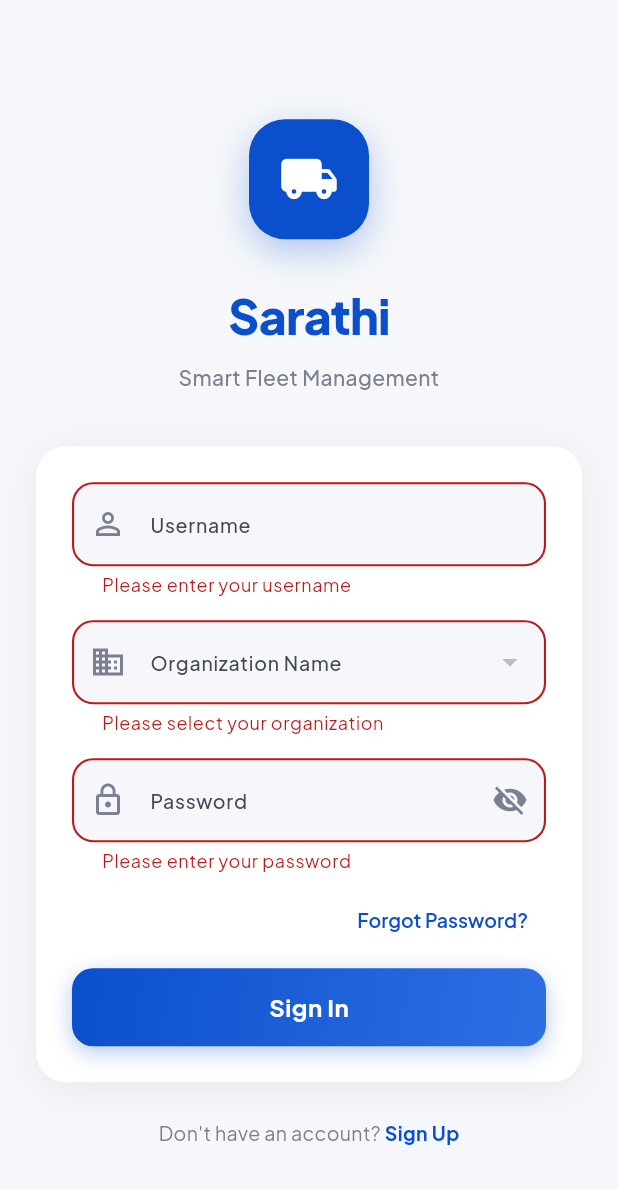
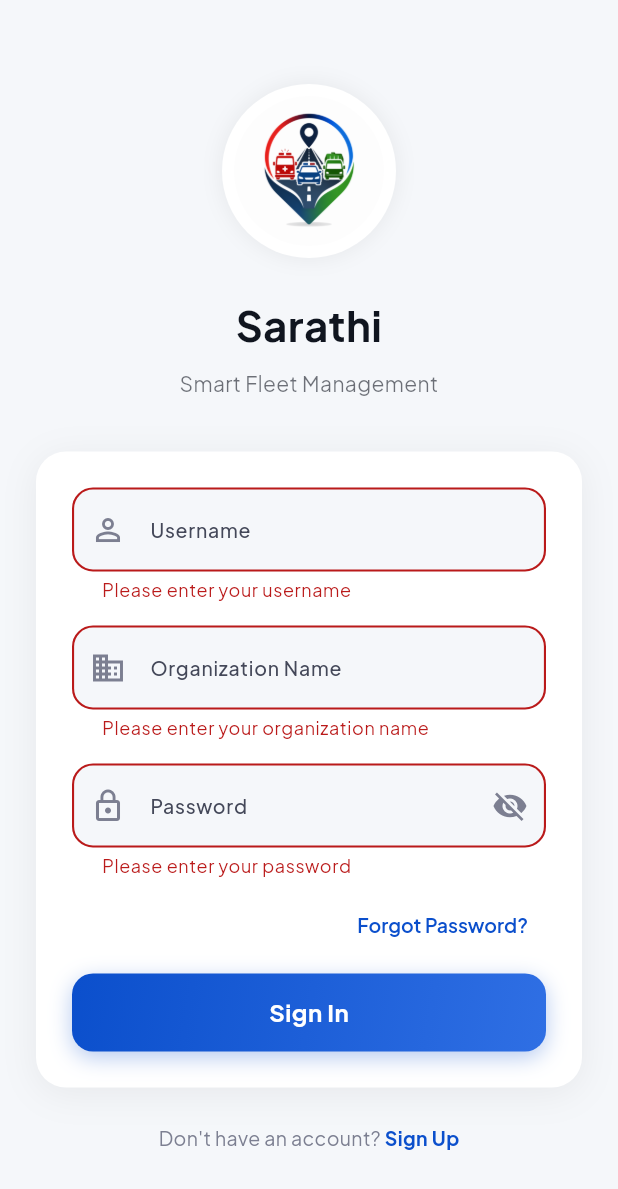
Before and after one commit to Sumit46p/Sarathi, a Flutter app: the screen it shows after launch, after a tap on "Sign In", on a phone screen of 412 x 824 dp. Shown: the top 1189 px of the screen. Run offline on Flutter 3.47's test engine with Material 3 defaults, Android fonts, the phone set to English and light mode, and no system bars; our stand-ins replace audioplayers, flutter_map, flutter_secure_storage, geolocator, google_fonts, image_picker and 2 more; network calls fail.

Commit message:
fix: restore original logo, text color, and ensure org dropdown is visible
- Restore logo.png image and original Sarathi text color
- Show organization dropdown when orgs load; fallback to text field if empty
- Remove loading spinner that could hide the dropdown
- Add error handling for organization fetch

```diff
--- a/driver_app/lib/screens/login_screen.dart
+++ b/driver_app/lib/screens/login_screen.dart
@@ -24,9 +24,9 @@ class _LoginScreenState extends State<LoginScreen> with SingleTickerProviderStat
   final _formKey = GlobalKey<FormState>();
   final _usernameController = TextEditingController();
   final _passwordController = TextEditingController();
+  final _organizationController = TextEditingController();
   String? _selectedOrganization;
   List<String> _organizations = [];
-  bool _isLoadingOrgs = true;
   bool _obscurePassword = true;
   bool _isLoading = false;
 
@@ -60,15 +60,22 @@ class _LoginScreenState extends State<LoginScreen> with SingleTickerProviderStat
   }
 
   Future<void> _loadOrganizations() async {
+    try {
       final orgs = await ApiService.getOrganizations();
       if (mounted) {
         setState(() {
           _organizations = orgs;
-        _isLoadingOrgs = false;
           if (_organizations.isNotEmpty && _selectedOrganization == null) {
             _selectedOrganization = _organizations.first;
           }
         });
+      }
+    } catch (e) {
+      if (mounted) {
+        setState(() {
+          _organizations = [];
+        });
+      }
     }
   }
 
@@ -80,7 +87,9 @@ class _LoginScreenState extends State<LoginScreen> with SingleTickerProviderStat
       setState(() => _isLoading = true);
 
       final username = _usernameController.text.trim();
-      final organizationName = _selectedOrganization ?? '';
+      final organizationName = _organizations.isEmpty
+          ? _organizationController.text.trim()
+          : (_selectedOrganization ?? '');
       final password = _passwordController.text;
 
       final result = await ApiService.login(
@@ -147,6 +156,7 @@ class _LoginScreenState extends State<LoginScreen> with SingleTickerProviderStat
     _animationController.dispose();
     _usernameController.dispose();
     _passwordController.dispose();
+    _organizationController.dispose();
     super.dispose();
   }
 
@@ -171,38 +181,35 @@ class _LoginScreenState extends State<LoginScreen> with SingleTickerProviderStat
                     mainAxisSize: MainAxisSize.min,
                     crossAxisAlignment: CrossAxisAlignment.stretch,
                     children: [
-                      const SizedBox(height: 20),
                       Center(
                         child: Container(
-                          width: 80,
-                          height: 80,
+                          padding: const EdgeInsets.all(8),
                           decoration: BoxDecoration(
-                            color: AppTheme.primaryColor,
-                            borderRadius: BorderRadius.circular(24),
+                            color: Colors.white,
+                            shape: BoxShape.circle,
                             boxShadow: [
                               BoxShadow(
-                                color: AppTheme.primaryColor.withValues(alpha: 0.3),
-                                blurRadius: 20,
-                                offset: const Offset(0, 8),
+                                color: Colors.black.withValues(alpha: 0.05),
+                                blurRadius: 10,
+                                spreadRadius: 2,
                               ),
                             ],
                           ),
-                          child: const Icon(
-                            Icons.local_shipping_rounded,
-                            color: Colors.white,
-                            size: 40,
+                          child: const CircleAvatar(
+                            radius: 50,
+                            backgroundColor: Colors.transparent,
+                            backgroundImage: AssetImage('assets/images/logo.png'),
                           ),
                         ),
                       ),
-                      const SizedBox(height: 28),
+                      const SizedBox(height: 24),
                       Text(
                         'Sarathi',
                         textAlign: TextAlign.center,
                         style: TextStyle(
-                          fontSize: 32,
-                          fontWeight: FontWeight.w800,
-                          color: isDark ? Colors.white : AppTheme.primaryColor,
-                          letterSpacing: -0.5,
+                          fontSize: 28,
+                          fontWeight: FontWeight.bold,
+                          color: Theme.of(context).colorScheme.onSurface,
                         ),
                       ),
                       const SizedBox(height: 8),
@@ -211,8 +218,7 @@ class _LoginScreenState extends State<LoginScreen> with SingleTickerProviderStat
                         textAlign: TextAlign.center,
                         style: TextStyle(
                           fontSize: 14,
-                          fontWeight: FontWeight.w500,
-                          color: isDark ? Colors.white70 : AppTheme.outline,
+                          color: Theme.of(context).colorScheme.onSurface.withValues(alpha: 0.6),
                         ),
                       ),
                       const SizedBox(height: 36),
@@ -262,16 +268,34 @@ class _LoginScreenState extends State<LoginScreen> with SingleTickerProviderStat
                             ),
                              const SizedBox(height: 16),
 
-                            _isLoadingOrgs
-                                ? const Center(
-                                    child: Padding(
-                                      padding: EdgeInsets.all(12.0),
-                                      child: SizedBox(
-                                        width: 20,
-                                        height: 20,
-                                        child: CircularProgressIndicator(strokeWidth: 2, color: AppTheme.primaryColor),
+                             _organizations.isEmpty
+                                 ? TextFormField(
+                                     controller: _organizationController,
+                                     decoration: InputDecoration(
+                                       labelText: 'Organization Name',
+                                       hintText: 'Enter your organization name',
+                                       prefixIcon: const Icon(Icons.business_outlined),
+                                       filled: true,
+                                       fillColor: isDark ? AppTheme.background : const Color(0xFFF5F7FA),
+                                       border: OutlineInputBorder(
+                                         borderRadius: BorderRadius.circular(12),
+                                         borderSide: BorderSide.none,
+                                       ),
+                                       enabledBorder: OutlineInputBorder(
+                                         borderRadius: BorderRadius.circular(12),
+                                         borderSide: BorderSide.none,
+                                       ),
+                                       focusedBorder: OutlineInputBorder(
+                                         borderRadius: BorderRadius.circular(12),
+                                         borderSide: BorderSide(color: AppTheme.primaryColor, width: 1.5),
                                        ),
                                      ),
+                                     validator: (value) {
+                                       if (value == null || value.isEmpty) {
+                                         return 'Please enter your organization name';
+                                       }
+                                       return null;
+                                     },
                                    )
                                 : DropdownButtonFormField<String>(
                                     initialValue: _selectedOrganization,
```
Lines whose indentation alone changed are shown as unchanged.
